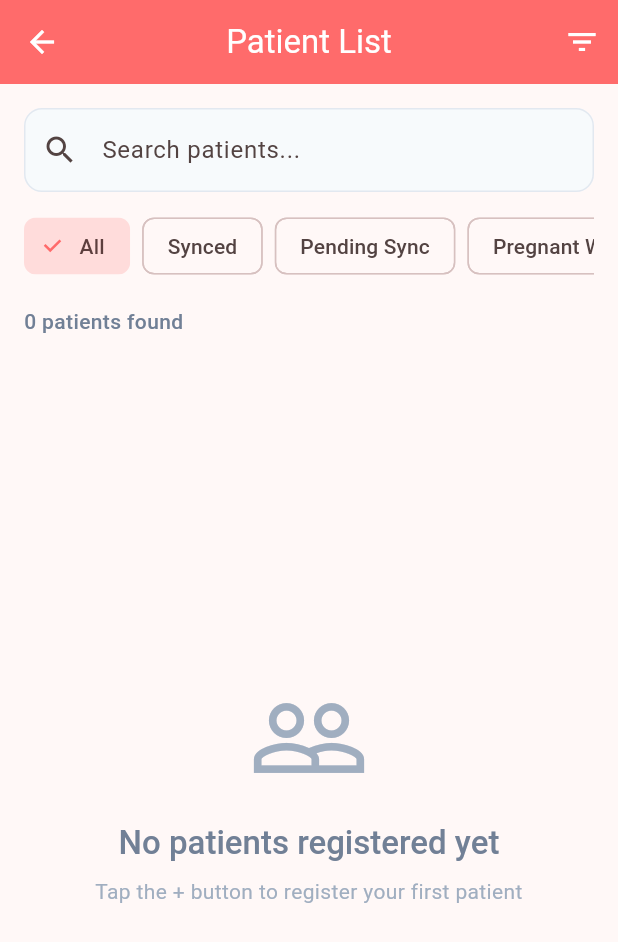
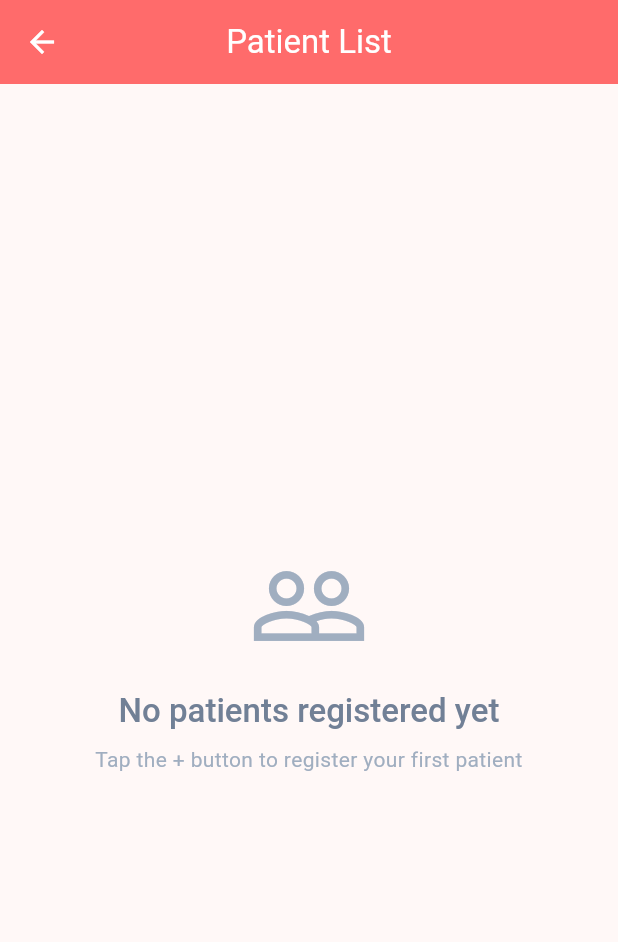
Before and after one commit to LamamthaKousik/HexaNest, a Flutter app: the DashboardScreen screen opened directly, after a tap on "Patient List", on a phone screen of 412 x 824 dp. Shown: the top 942 px of the screen. Run offline on Flutter 3.47's test engine with Material 3 defaults, Android fonts, the light colour scheme and no system bars; our stand-ins replace fl_chart, flutter_riverpod, hive, hive_flutter; accounts and stored records are empty.

Commit message:
Updated patients data

```diff
--- a/lib/providers/patient_provider.dart
+++ b/lib/providers/patient_provider.dart
@@ -15,6 +15,7 @@ class PatientNotifier extends StateNotifier<List<Patient>> {
 
   /// Initialize Hive database
   Future<void> initializeHive() async {
+    try {
       await Hive.initFlutter();
 
       // Register adapters
@@ -25,12 +26,24 @@ class PatientNotifier extends StateNotifier<List<Patient>> {
       // Open patient box
       _patientBox = await Hive.openBox<Patient>(AppConstants.patientsBoxName);
       _loadPatients();
+    } catch (e) {
+      print('Error initializing Hive: $e');
+      // Initialize with empty state if Hive fails
+      state = [];
+    }
   }
 
   /// Load patients from local storage
   void _loadPatients() {
+    try {
       if (Hive.isBoxOpen(AppConstants.patientsBoxName)) {
         state = _patientBox.values.toList();
+      } else {
+        state = [];
+      }
+    } catch (e) {
+      print('Error loading patients: $e');
+      state = [];
     }
   }
 
@@ -60,8 +73,11 @@ class PatientNotifier extends StateNotifier<List<Patient>> {
 
       // Update in local storage
       await _patientBox.putAt(index, updatedPatient);
-      state = [...state];
-      state[index] = updatedPatient;
+
+      // Update state properly
+      final updatedState = List<Patient>.from(state);
+      updatedState[index] = updatedPatient;
+      state = updatedState;
       return true;
     } catch (e) {
       print('Error updating patient: $e');
@@ -120,12 +136,18 @@ class PatientNotifier extends StateNotifier<List<Patient>> {
       await Future.delayed(const Duration(seconds: AppConstants.syncDelaySeconds));
 
       // Update all unsynced patients
-      final unsyncedPatients = getPatientsBySyncStatus(false);
-      for (final patient in unsyncedPatients) {
-        final updatedPatient = patient.copyWith(isSynced: true);
-        await updatePatient(updatedPatient);
+      final updatedState = List<Patient>.from(state);
+
+      for (int i = 0; i < updatedState.length; i++) {
+        if (!updatedState[i].isSynced) {
+          updatedState[i] = updatedState[i].copyWith(isSynced: true);
+          // Update in local storage
+          await _patientBox.putAt(i, updatedState[i]);
+        }
       }
 
+      // Update state
+      state = updatedState;
       return true;
     } catch (e) {
       print('Error syncing patients: $e');
--- a/lib/screens/dashboard_screen.dart
+++ b/lib/screens/dashboard_screen.dart
@@ -7,6 +7,7 @@ import '../widgets/custom_card.dart';
 import 'register_patient_screen.dart';
 import 'patient_list_screen.dart';
 import 'reports_screen.dart';
+import 'debug_screen.dart';
 
 /// Dashboard screen with main navigation and sync status
 /// Shows overview of patient data and quick actions
@@ -30,6 +31,18 @@ class _DashboardScreenState extends ConsumerState<DashboardScreen> {
       appBar: AppBar(
         title: const Text(AppConstants.appName),
         actions: [
+          // Debug Button (only in debug mode)
+          if (const bool.fromEnvironment('dart.vm.product') == false)
+            IconButton(
+              icon: const Icon(Icons.bug_report),
+              onPressed: () {
+                Navigator.of(context).push(
+                  MaterialPageRoute(
+                    builder: (context) => const DebugScreen(),
+                  ),
+                );
+              },
+            ),
           // Sync Status Indicator
           Container(
             margin: const EdgeInsets.only(right: 16),
@@ -90,7 +103,7 @@ class _DashboardScreenState extends ConsumerState<DashboardScreen> {
                     Text(
                       'Manage your patient records efficiently',
                       style: Theme.of(context).textTheme.bodyLarge?.copyWith(
-                        color: AppColors.white.withOpacity(0.9),
+                        color: AppColors.white.withValues(alpha: 0.9),
                       ),
                     ),
                   ],
@@ -110,6 +123,13 @@ class _DashboardScreenState extends ConsumerState<DashboardScreen> {
 
               const SizedBox(height: 16),
 
+              // Stats Grid - Responsive layout
+              LayoutBuilder(
+                builder: (context, constraints) {
+                  if (constraints.maxWidth > 600) {
+                    // Wide screen - 4 columns
+                    return Column(
+                      children: [
                         Row(
                           children: [
                             Expanded(
@@ -131,9 +151,7 @@ class _DashboardScreenState extends ConsumerState<DashboardScreen> {
                             ),
                           ],
                         ),
-
                         const SizedBox(height: 16),
-
                         Row(
                           children: [
                             Expanded(
@@ -155,6 +173,60 @@ class _DashboardScreenState extends ConsumerState<DashboardScreen> {
                             ),
                           ],
                         ),
+                      ],
+                    );
+                  } else {
+                    // Narrow screen - 2 columns
+                    return Column(
+                      children: [
+                        Row(
+                          children: [
+                            Expanded(
+                              child: StatCard(
+                                title: 'Total Patients',
+                                value: '${stats['totalPatients'] ?? 0}',
+                                icon: Icons.people,
+                                color: AppColors.primaryRed,
+                              ),
+                            ),
+                            const SizedBox(width: 16),
+                            Expanded(
+                              child: StatCard(
+                                title: 'Synced',
+                                value: '${stats['syncedPatients'] ?? 0}',
+                                icon: Icons.cloud_done,
+                                color: AppColors.synced,
+                              ),
+                            ),
+                          ],
+                        ),
+                        const SizedBox(height: 16),
+                        Row(
+                          children: [
+                            Expanded(
+                              child: StatCard(
+                                title: 'Pending Sync',
+                                value: '${stats['pendingSync'] ?? 0}',
+                                icon: Icons.cloud_off,
+                                color: AppColors.pendingSync,
+                              ),
+                            ),
+                            const SizedBox(width: 16),
+                            Expanded(
+                              child: StatCard(
+                                title: 'Pregnant Women',
+                                value: '${stats['pregnantPatients'] ?? 0}',
+                                icon: Icons.pregnant_woman,
+                                color: AppColors.primaryBlue,
+                              ),
+                            ),
+                          ],
+                        ),
+                      ],
+                    );
+                  }
+                },
+              ),
 
               const SizedBox(height: 32),
 
@@ -169,13 +241,17 @@ class _DashboardScreenState extends ConsumerState<DashboardScreen> {
 
               const SizedBox(height: 16),
 
-              GridView.count(
+              // Responsive Grid
+              LayoutBuilder(
+                builder: (context, constraints) {
+                  final crossAxisCount = constraints.maxWidth > 600 ? 3 : 2;
+                  return GridView.count(
                     shrinkWrap: true,
                     physics: const NeverScrollableScrollPhysics(),
-                crossAxisCount: 2,
+                    crossAxisCount: crossAxisCount,
                     crossAxisSpacing: 16,
                     mainAxisSpacing: 16,
-                childAspectRatio: 1.1,
+                    childAspectRatio: 1.0,
                     children: [
                       DashboardCard(
                         title: 'Register Patient',
@@ -203,7 +279,7 @@ class _DashboardScreenState extends ConsumerState<DashboardScreen> {
                             ),
                           );
                         },
-                    trailing: stats['totalPatients']! > 0
+                        trailing: (stats['totalPatients'] ?? 0) > 0
                             ? Container(
                                 padding: const EdgeInsets.symmetric(horizontal: 8, vertical: 4),
                                 decoration: BoxDecoration(
@@ -244,6 +320,8 @@ class _DashboardScreenState extends ConsumerState<DashboardScreen> {
                         onTap: _isSyncing ? null : _syncData,
                       ),
                     ],
+                  );
+                },
               ),
 
               const SizedBox(height: 32),
@@ -283,18 +361,18 @@ class _DashboardScreenState extends ConsumerState<DashboardScreen> {
                       ),
                       const SizedBox(height: 16),
                       ...patients.take(3).map((patient) => Padding(
-                        padding: const EdgeInsets.only(bottom: 8),
+                        padding: const EdgeInsets.only(bottom: 12),
                         child: Row(
                           children: [
                             CircleAvatar(
-                              radius: 16,
-                              backgroundColor: AppColors.primaryRed.withOpacity(0.1),
+                              radius: 18,
+                              backgroundColor: AppColors.primaryRed.withValues(alpha: 0.1),
                               child: Text(
-                                patient.name[0].toUpperCase(),
+                                patient.name.isNotEmpty ? patient.name[0].toUpperCase() : '?',
                                 style: const TextStyle(
                                   color: AppColors.primaryRed,
                                   fontWeight: FontWeight.bold,
-                                  fontSize: 12,
+                                  fontSize: 14,
                                 ),
                               ),
                             ),
@@ -309,16 +387,20 @@ class _DashboardScreenState extends ConsumerState<DashboardScreen> {
                                       fontWeight: FontWeight.w500,
                                       color: AppColors.textPrimary,
                                     ),
+                                    overflow: TextOverflow.ellipsis,
                                   ),
+                                  const SizedBox(height: 2),
                                   Text(
                                     patient.village,
                                     style: Theme.of(context).textTheme.bodySmall?.copyWith(
                                       color: AppColors.textSecondary,
                                     ),
+                                    overflow: TextOverflow.ellipsis,
                                   ),
                                 ],
                               ),
                             ),
+                            const SizedBox(width: 8),
                             Container(
                               padding: const EdgeInsets.symmetric(horizontal: 8, vertical: 4),
                               decoration: BoxDecoration(
@@ -341,6 +423,8 @@ class _DashboardScreenState extends ConsumerState<DashboardScreen> {
                   ),
                 ),
               ],
+
+              const SizedBox(height: 100), // Extra space for FAB
             ],
           ),
         ),
--- a/lib/screens/patient_list_screen.dart
+++ b/lib/screens/patient_list_screen.dart
@@ -19,6 +19,7 @@ class _PatientListScreenState extends ConsumerState<PatientListScreen> {
   String _selectedFilter = 'All';
   String _searchQuery = '';
   final TextEditingController _searchController = TextEditingController();
+  bool _isLoading = true;
 
   final List<String> _filterOptions = [
     'All',
@@ -28,9 +29,33 @@ class _PatientListScreenState extends ConsumerState<PatientListScreen> {
   ];
 
   @override
+  void initState() {
+    super.initState();
+    // Initialize data loading
+    WidgetsBinding.instance.addPostFrameCallback((_) {
+      _loadData();
+    });
+  }
+
+  @override
   void dispose() {
     _searchController.dispose();
     super.dispose();
+  }
+
+  Future<void> _loadData() async {
+    try {
+      // Ensure Hive is initialized
+      await ref.read(patientProvider.notifier).initializeHive();
+      setState(() {
+        _isLoading = false;
+      });
+    } catch (e) {
+      print('Error loading data: $e');
+      setState(() {
+        _isLoading = false;
+      });
+    }
   }
 
   List<Patient> _getFilteredPatients(List<Patient> patients) {
@@ -69,6 +94,28 @@ class _PatientListScreenState extends ConsumerState<PatientListScreen> {
   Widget build(BuildContext context) {
     final patients = ref.watch(patientProvider);
     final filteredPatients = _getFilteredPatients(patients);
+
+    // Show loading state
+    if (_isLoading) {
+      return Scaffold(
+        appBar: AppBar(
+          title: const Text('Patient List'),
+        ),
+        body: const Center(
+          child: CircularProgressIndicator(),
+        ),
+      );
+    }
+
+    // Handle potential null or empty patients list
+    if (patients.isEmpty) {
+      return Scaffold(
+        appBar: AppBar(
+          title: const Text('Patient List'),
+        ),
+        body: _buildEmptyState(),
+      );
+    }
 
     return Scaffold(
       appBar: AppBar(
@@ -153,7 +200,7 @@ class _PatientListScreenState extends ConsumerState<PatientListScreen> {
                               _selectedFilter = option;
                             });
                           },
-                          selectedColor: AppColors.primaryRed.withOpacity(0.2),
+                          selectedColor: AppColors.primaryRed.withValues(alpha: 0.2),
                           checkmarkColor: AppColors.primaryRed,
                         ),
                       );
@@ -273,9 +320,9 @@ class _PatientListScreenState extends ConsumerState<PatientListScreen> {
                 children: [
                   CircleAvatar(
                     radius: 30,
-                    backgroundColor: AppColors.primaryRed.withOpacity(0.1),
+                      backgroundColor: AppColors.primaryRed.withValues(alpha: 0.1),
                     child: Text(
-                      patient.name[0].toUpperCase(),
+                      patient.name.isNotEmpty ? patient.name[0].toUpperCase() : '?',
                       style: const TextStyle(
                         color: AppColors.primaryRed,
                         fontWeight: FontWeight.bold,
--- a/lib/screens/reports_screen.dart
+++ b/lib/screens/reports_screen.dart
@@ -66,7 +66,7 @@ class _ReportsScreenState extends ConsumerState<ReportsScreen> {
                   Text(
                     'Comprehensive insights into patient data',
                     style: Theme.of(context).textTheme.bodyMedium?.copyWith(
-                      color: AppColors.white.withOpacity(0.9),
+                      color: AppColors.white.withValues(alpha: 0.9),
                     ),
                   ),
                 ],
@@ -362,7 +362,7 @@ class _ReportsScreenState extends ConsumerState<ReportsScreen> {
                           ],
                         ),
                       );
-                    }).toList(),
+                    }),
                   ],
                 ),
               ),
--- a/lib/screens/splash_screen.dart
+++ b/lib/screens/splash_screen.dart
@@ -95,7 +95,7 @@ class _SplashScreenState extends ConsumerState<SplashScreen>
                           borderRadius: BorderRadius.circular(60),
                           boxShadow: [
                             BoxShadow(
-                              color: AppColors.black.withOpacity(0.2),
+                              color: AppColors.black.withValues(alpha: 0.2),
                               blurRadius: 20,
                               offset: const Offset(0, 10),
                             ),
@@ -128,7 +128,7 @@ class _SplashScreenState extends ConsumerState<SplashScreen>
                         child: Text(
                           AppConstants.appTagline,
                           style: Theme.of(context).textTheme.titleMedium?.copyWith(
-                            color: AppColors.white.withOpacity(0.9),
+                            color: AppColors.white.withValues(alpha: 0.9),
                             fontWeight: FontWeight.w300,
                             letterSpacing: 0.5,
                           ),
@@ -154,7 +154,7 @@ class _SplashScreenState extends ConsumerState<SplashScreen>
                       Text(
                         'Loading...',
                         style: Theme.of(context).textTheme.bodyMedium?.copyWith(
-                          color: AppColors.white.withOpacity(0.8),
+                          color: AppColors.white.withValues(alpha: 0.8),
                         ),
                       ),
                     ],
--- a/lib/widgets/custom_card.dart
+++ b/lib/widgets/custom_card.dart
@@ -72,17 +72,19 @@ class DashboardCard extends StatelessWidget {
         children: [
           Icon(
             icon,
-            size: 48,
+            size: 40,
             color: iconColor ?? AppColors.primaryRed,
           ),
-          const SizedBox(height: 12),
+          const SizedBox(height: 8),
           Text(
             title,
-            style: Theme.of(context).textTheme.titleMedium?.copyWith(
+            style: Theme.of(context).textTheme.titleSmall?.copyWith(
               fontWeight: FontWeight.bold,
               color: AppColors.textPrimary,
             ),
             textAlign: TextAlign.center,
+            maxLines: 2,
+            overflow: TextOverflow.ellipsis,
           ),
           const SizedBox(height: 4),
           Text(
@@ -91,6 +93,8 @@ class DashboardCard extends StatelessWidget {
               color: AppColors.textSecondary,
             ),
             textAlign: TextAlign.center,
+            maxLines: 2,
+            overflow: TextOverflow.ellipsis,
           ),
           if (trailing != null) ...[
             const SizedBox(height: 8),
@@ -268,7 +272,7 @@ class StatCard extends StatelessWidget {
               Icon(
                 icon,
                 color: color ?? AppColors.primaryRed,
-                size: 24,
+                size: 20,
               ),
               const SizedBox(width: 8),
               Expanded(
@@ -278,17 +282,21 @@ class StatCard extends StatelessWidget {
                     color: AppColors.textPrimary,
                     fontWeight: FontWeight.w500,
                   ),
+                  maxLines: 2,
+                  overflow: TextOverflow.ellipsis,
                 ),
               ),
             ],
           ),
-          const SizedBox(height: 12),
+          const SizedBox(height: 8),
           Text(
             value,
-            style: Theme.of(context).textTheme.headlineMedium?.copyWith(
+            style: Theme.of(context).textTheme.headlineSmall?.copyWith(
               color: color ?? AppColors.primaryRed,
               fontWeight: FontWeight.bold,
             ),
+            maxLines: 1,
+            overflow: TextOverflow.ellipsis,
           ),
           if (subtitle != null) ...[
             const SizedBox(height: 4),
@@ -297,6 +305,8 @@ class StatCard extends StatelessWidget {
               style: Theme.of(context).textTheme.bodySmall?.copyWith(
                 color: AppColors.textSecondary,
               ),
+              maxLines: 1,
+              overflow: TextOverflow.ellipsis,
             ),
           ],
         ],
```
Also changed, not shown: lib/screens/debug_screen.dart (added, +187 -0 lines), lib/screens/login_screen.dart (+7 -7 lines), lib/screens/register_patient_screen.dart (+5 -5 lines), 1 other file. Lines whose indentation alone changed are shown as unchanged.
